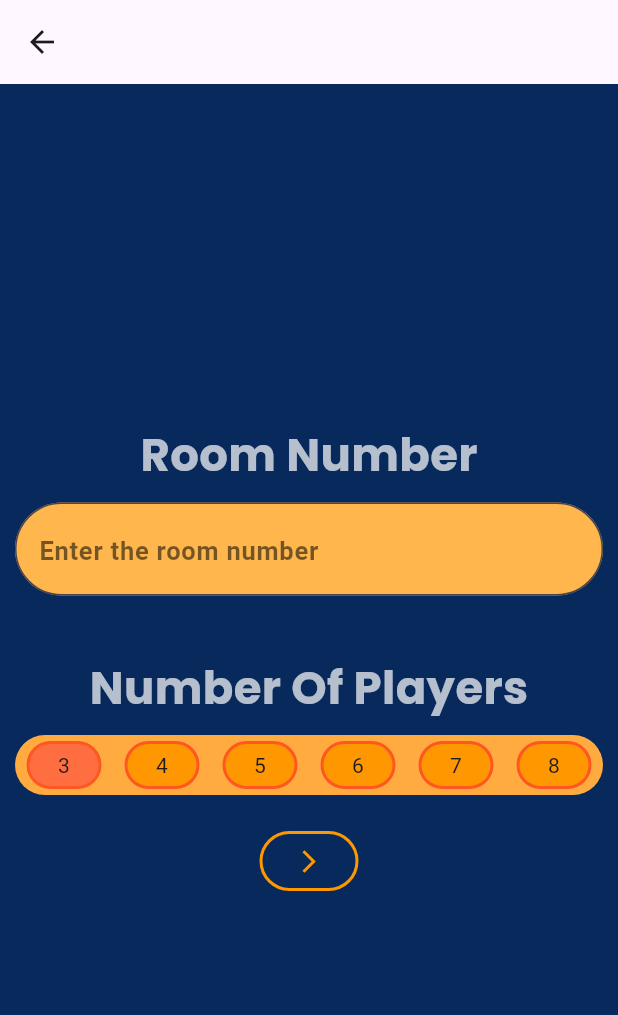
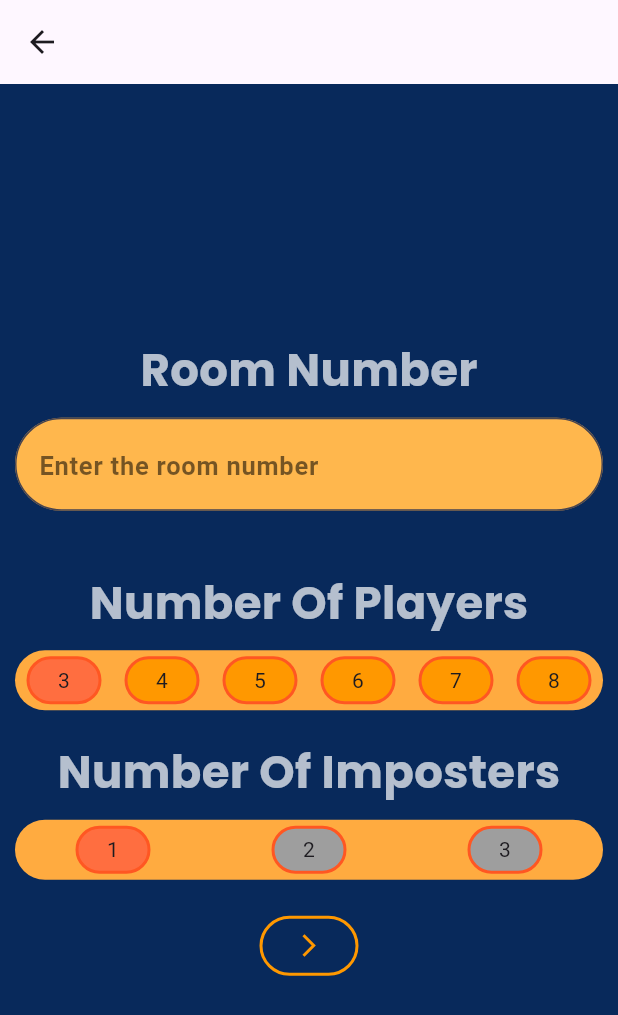
Before and after one commit to Assassin33GT/elgasos, a Flutter app: the RoomPage screen opened directly with empty values, on a phone screen of 412 x 824 dp. Shown: the top 1015 px of the screen. Run offline on Flutter 3.47's test engine with Material 3 defaults, Android fonts, the phone set to English and light mode, and no system bars; our stand-ins replace cloud_firestore, firebase_auth, firebase_core, google_fonts; accounts and stored records are empty.

Commit message:
enhance_code_structure

```diff
--- a/lib/Screens/HostScreens/roompage.dart
+++ b/lib/Screens/HostScreens/roompage.dart
@@ -17,6 +17,20 @@ class _RoomPageState extends State<RoomPage> {
   int noOfPlayers = 3;
   List<int> optionsOfNumberOfPlayer = [3, 4, 5, 6, 7, 8];
   TextEditingController roomNumber = TextEditingController();
+  int noOfImposters = 1;
+  List<int> optionsOfNumberOfImposters = [1, 2, 3];
+
+  void goAnother() {
+    goAnotherPage(
+      context: context,
+      page: WaitingRoomPage(
+        name: widget.name,
+        roomNumber: roomNumber.text,
+        noOfPlayers: noOfPlayers,
+      ),
+      isRoute: true,
+    );
+  }
 
   @override
   Widget build(BuildContext context) {
@@ -105,6 +119,65 @@ class _RoomPageState extends State<RoomPage> {
                 ),
               ),
               const SizedBox(height: 20),
+              Text(
+                "Number Of Imposters",
+                style: GoogleFonts.poppins(
+                  fontWeight: FontWeight.bold,
+                  fontSize: 30,
+                  color: Colors.white70,
+                ),
+              ),
+              const SizedBox(height: 10),
+              Container(
+                width: double.infinity,
+                height: 40,
+                decoration: BoxDecoration(
+                  color: Colors.orangeAccent,
+                  borderRadius: BorderRadius.circular(30),
+                ),
+                child: Row(
+                  mainAxisAlignment: MainAxisAlignment.spaceAround,
+                  children: [
+                    ...optionsOfNumberOfImposters.map((no) {
+                      return Padding(
+                        padding: EdgeInsets.symmetric(vertical: 4),
+                        child: InkWell(
+                          onTap: () {
+                            if (noOfPlayers <= 4 && no == 1) {
+                              noOfImposters = no;
+                            } else if (noOfPlayers > 4) {
+                              noOfImposters = no;
+                            }
+                            setState(() {});
+                          },
+                          child: Container(
+                            width: 50,
+                            height: 50,
+                            decoration: BoxDecoration(
+                              color: noOfPlayers <= 4
+                                  ? no == 1
+                                        ? noOfImposters == no
+                                              ? Colors.deepOrangeAccent
+                                              : Colors.orange
+                                        : Colors.grey
+                                  : noOfImposters == no
+                                  ? Colors.deepOrangeAccent
+                                  : Colors.orange,
+                              borderRadius: BorderRadius.circular(30),
+                              border: Border.all(
+                                color: Colors.deepOrange,
+                                width: 2,
+                              ),
+                            ),
+                            child: Center(child: Text(no.toString())),
+                          ),
+                        ),
+                      );
+                    }),
+                  ],
+                ),
+              ),
+              const SizedBox(height: 20),
               OutlinedButton(
                 style: OutlinedButton.styleFrom(
                   side: BorderSide(color: Colors.orange.shade500, width: 2),
@@ -115,16 +188,9 @@ class _RoomPageState extends State<RoomPage> {
                       noOfPlayers,
                       roomNumber.text,
                       widget.name,
+                      noOfImposters,
                     );
-                    goAnotherPage(
-                      context: context,
-                      page: WaitingRoomPage(
-                        name: widget.name,
-                        roomNumber: roomNumber.text,
-                        noOfPlayers: noOfPlayers,
-                      ),
-                      isRoute: true,
-                    );
+                    goAnother();
                   } else {
                     showSnackBar(context, "Enter the room number!");
                     setState(() {});
```
Also changed, not shown: lib/Screens/GameScreens/playeridentityscreen.dart (+15 -42 lines), lib/Screens/GameScreens/startgame.dart (+2 -5 lines), lib/Widgets/firebasedata.dart (+71 -10 lines), 3 other files.
